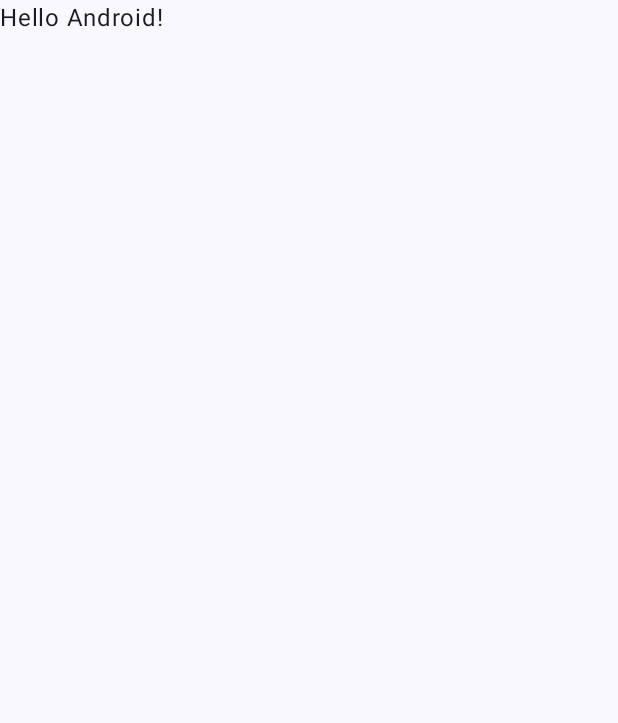
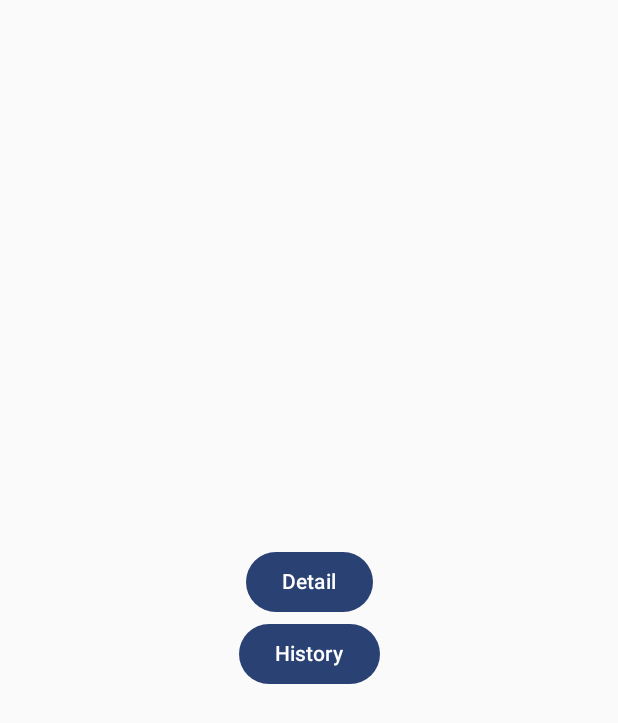
Before and after one commit to siddhardh-7/ImageGen, an Android app built with Jetpack Compose: the screen it shows after launch (MainActivity), on a phone screen of 412 x 824 dp. Before the commit the part shown is almost empty. Shown: the top 723 px of the screen. Run offline under Robolectric (Android 15) with nearby library versions, the phone set to English and light mode, and no system bars.

Commit message:
Initial commit

```diff
--- a/app/build.gradle.kts
+++ b/app/build.gradle.kts
@@ -56,4 +56,5 @@ dependencies {
     androidTestImplementation(libs.androidx.ui.test.junit4)
     debugImplementation(libs.androidx.ui.tooling)
     debugImplementation(libs.androidx.ui.test.manifest)
+    implementation(libs.androidx.navigation.compose)
 }
--- /dev/null
+++ b/app/src/main/java/com/example/imagegen/AppNavHost.kt
@@ -0,0 +1,47 @@
+package com.example.imagegen
+
+import androidx.compose.runtime.Composable
+import androidx.navigation.compose.NavHost
+import androidx.navigation.compose.composable
+import androidx.navigation.compose.rememberNavController
+import com.example.imagegen.screens.DetailScreen
+import com.example.imagegen.screens.HistoryScreen
+import com.example.imagegen.screens.MainScreen
+
+@Composable
+fun AppNavHost() {
+    val navController = rememberNavController()
+
+    NavHost(navController = navController, startDestination = Screen.Main.route) {
+        composable(route = Screen.Main.route) {
+            MainScreen(
+                toDetailsScreen = {
+                    navController.navigate(route = Screen.Detail.route)
+                },
+                toHistoryScreen = {
+                    navController.navigate(route = Screen.History.route)
+                }
+            )
+        }
+        composable(
+            route = Screen.Detail.route,
+        ) {
+            DetailScreen {
+                navController.popBackStack()
+            }
+        }
+        composable(
+            route = Screen.History.route
+        ) {
+            HistoryScreen {
+                navController.popBackStack()
+            }
+        }
+    }
+}
+
+sealed class Screen(val route: String) {
+    object Main: Screen("main_screen")
+    object Detail: Screen("detail_screen")
+    object History: Screen("history_screen")
+}
--- a/app/src/main/java/com/example/imagegen/MainActivity.kt
+++ b/app/src/main/java/com/example/imagegen/MainActivity.kt
@@ -4,12 +4,6 @@ import android.os.Bundle
 import androidx.activity.ComponentActivity
 import androidx.activity.compose.setContent
 import androidx.activity.enableEdgeToEdge
-import androidx.compose.foundation.layout.fillMaxSize
-import androidx.compose.foundation.layout.padding
-import androidx.compose.material3.Scaffold
-import androidx.compose.material3.Text
-import androidx.compose.runtime.Composable
-import androidx.compose.ui.Modifier
 import com.example.imagegen.ui.theme.ImageGenTheme
 
 class MainActivity : ComponentActivity() {
@@ -18,21 +12,8 @@ class MainActivity : ComponentActivity() {
         enableEdgeToEdge()
         setContent {
             ImageGenTheme {
-                Scaffold(modifier = Modifier.fillMaxSize()) { innerPadding ->
-                    Greeting(
-                        name = "Android",
-                        modifier = Modifier.padding(innerPadding)
-                    )
-                }
+                AppNavHost()
             }
         }
     }
 }
-
-@Composable
-fun Greeting(name: String, modifier: Modifier = Modifier) {
-    Text(
-        text = "Hello $name!",
-        modifier = modifier
-    )
-}
--- /dev/null
+++ b/app/src/main/java/com/example/imagegen/screens/DetailScreen.kt
@@ -0,0 +1,11 @@
+package com.example.imagegen.screens
+
+import androidx.compose.material3.Text
+import androidx.compose.runtime.Composable
+
+@Composable
+fun DetailScreen(
+    onBackPress : () -> Unit
+){
+    Text("Detail")
+}
--- /dev/null
+++ b/app/src/main/java/com/example/imagegen/screens/HistoryScreen.kt
@@ -0,0 +1,11 @@
+package com.example.imagegen.screens
+
+import androidx.compose.material3.Text
+import androidx.compose.runtime.Composable
+
+@Composable
+fun HistoryScreen(
+    onBackPress : () -> Unit
+){
+    Text("History")
+}
--- /dev/null
+++ b/app/src/main/java/com/example/imagegen/screens/MainScreen.kt
@@ -0,0 +1,37 @@
+package com.example.imagegen.screens
+
+import androidx.compose.foundation.layout.Arrangement
+import androidx.compose.foundation.layout.Column
+import androidx.compose.foundation.layout.fillMaxSize
+import androidx.compose.material3.Button
+import androidx.compose.material3.Text
+import androidx.compose.runtime.Composable
+import androidx.compose.ui.Alignment
+import androidx.compose.ui.Modifier
+
+@Composable
+fun MainScreen(
+    toDetailsScreen : () -> Unit,
+    toHistoryScreen : () -> Unit,
+){
+    Column(
+        modifier = Modifier.fillMaxSize(),
+        verticalArrangement = Arrangement.Center,
+        horizontalAlignment = Alignment.CenterHorizontally
+    ) {
+        Button(
+            onClick = {
+                toDetailsScreen()
+            }
+        ) {
+            Text("Detail")
+        }
+        Button(
+            onClick = {
+                toHistoryScreen()
+            }
+        ) {
+            Text("History")
+        }
+    }
+}
--- a/app/src/main/java/com/example/imagegen/ui/theme/Color.kt
+++ b/app/src/main/java/com/example/imagegen/ui/theme/Color.kt
@@ -2,10 +2,6 @@ package com.example.imagegen.ui.theme
 
 import androidx.compose.ui.graphics.Color
 
-val Purple80 = Color(0xFFD0BCFF)
-val PurpleGrey80 = Color(0xFFCCC2DC)
-val Pink80 = Color(0xFFEFB8C8)
-
-val Purple40 = Color(0xFF6650a4)
-val PurpleGrey40 = Color(0xFF625b71)
-val Pink40 = Color(0xFF7D5260)
+val blue = Color(0xFF4286F4)
+val blueSecondary = Color(0xFF03045e)
+val blueTertiary = Color(0xFFcaf0f8)
--- a/app/src/main/java/com/example/imagegen/ui/theme/Theme.kt
+++ b/app/src/main/java/com/example/imagegen/ui/theme/Theme.kt
@@ -12,15 +12,15 @@ import androidx.compose.runtime.Composable
 import androidx.compose.ui.platform.LocalContext
 
 private val DarkColorScheme = darkColorScheme(
-    primary = Purple80,
-    secondary = PurpleGrey80,
-    tertiary = Pink80
+    primary = blue,
+    secondary = blueSecondary,
+    tertiary = blueTertiary
 )
 
 private val LightColorScheme = lightColorScheme(
-    primary = Purple40,
-    secondary = PurpleGrey40,
-    tertiary = Pink40
+    primary = blue,
+    secondary = blueSecondary,
+    tertiary = blueTertiary
 
     /* Other default colors to override
     background = Color(0xFFFFFBFE),
--- a/gradle/libs.versions.toml
+++ b/gradle/libs.versions.toml
@@ -8,9 +8,11 @@ espressoCore = "3.5.1"
 lifecycleRuntimeKtx = "2.6.1"
 activityCompose = "1.8.0"
 composeBom = "2024.09.00"
+navigationCompose = "2.8.7"
 
 [libraries]
 androidx-core-ktx = { group = "androidx.core", name = "core-ktx", version.ref = "coreKtx" }
+androidx-navigation-compose = { module = "androidx.navigation:navigation-compose", version.ref = "navigationCompose" }
 junit = { group = "junit", name = "junit", version.ref = "junit" }
 androidx-junit = { group = "androidx.test.ext", name = "junit", version.ref = "junitVersion" }
 androidx-espresso-core = { group = "androidx.test.espresso", name = "espresso-core", version.ref = "espressoCore" }
```
